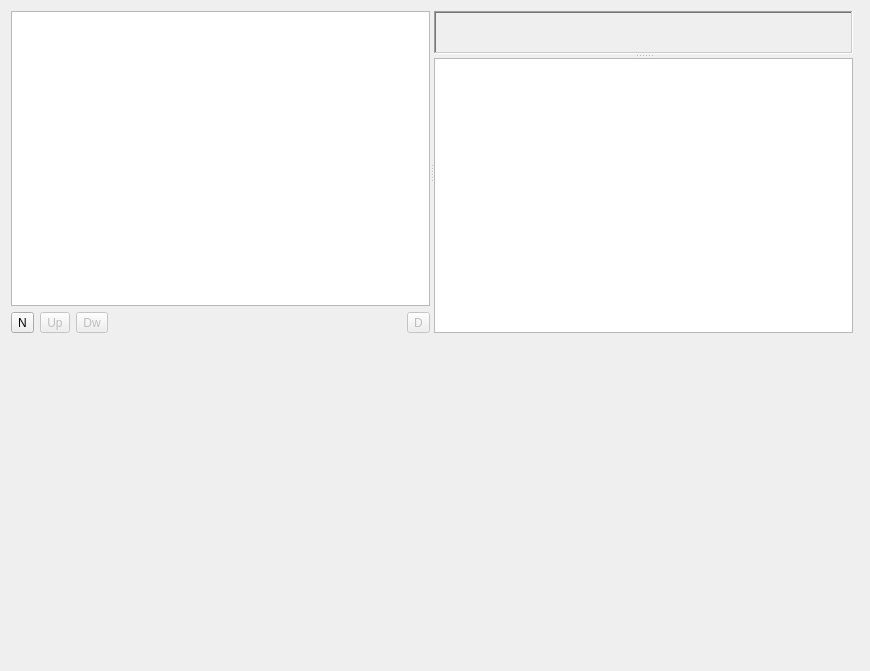
First picture: the form in src/widgets/effectstack_ui.ui, repository KDE/kdenlive, before the edit.
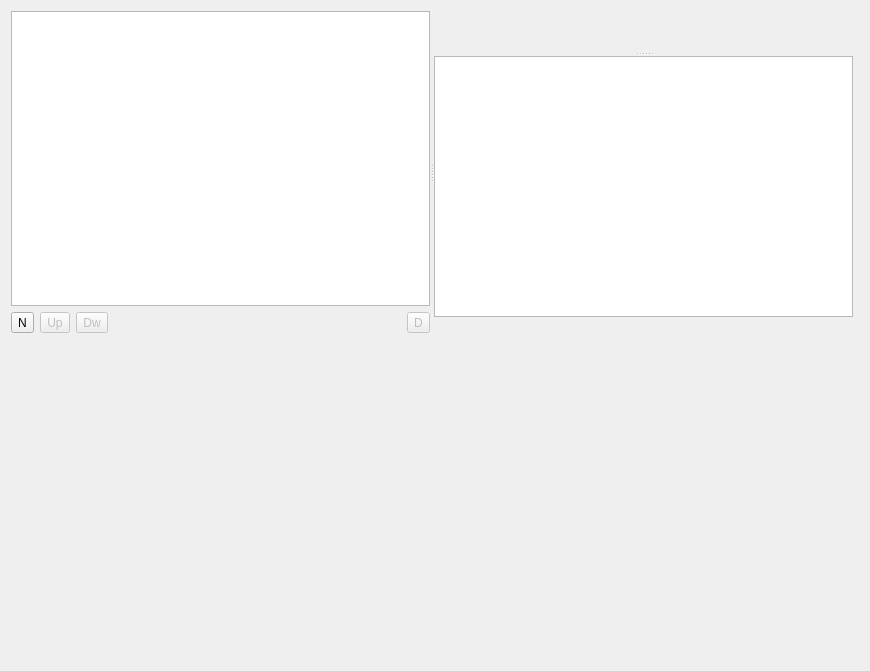
Second picture: the form after the edit. Custom widgets are drawn as their Qt base class.

Patch:
```diff
--- a/src/widgets/effectstack_ui.ui
+++ b/src/widgets/effectstack_ui.ui
@@ -104,19 +104,31 @@
        </item>
       </layout>
      </widget>
+     <widget class="QWidget" name="layoutWidget" >
+      <layout class="QVBoxLayout" >
+       <item>
      <widget class="QSplitter" name="splitter" >
       <property name="orientation" >
        <enum>Qt::Vertical</enum>
       </property>
-      <widget class="QFrame" name="frame" >
-       <property name="frameShape" >
-        <enum>QFrame::WinPanel</enum>
-       </property>
-       <property name="frameShadow" >
-        <enum>QFrame::Sunken</enum>
-       </property>
-      </widget>
+         <widget class="QFrame" name="frame" />
       <widget class="KTextEdit" name="infoBox" />
+        </widget>
+       </item>
+       <item>
+        <spacer>
+         <property name="orientation" >
+          <enum>Qt::Horizontal</enum>
+         </property>
+         <property name="sizeHint" >
+          <size>
+           <width>256</width>
+           <height>16</height>
+          </size>
+         </property>
+        </spacer>
+       </item>
+      </layout>
      </widget>
     </widget>
    </item>
```
Lines whose indentation alone changed are shown as unchanged.
